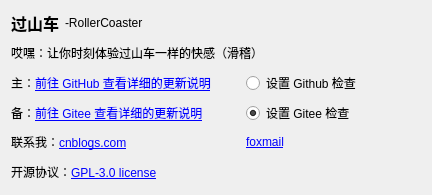
This is uis/rc_setting/what_new/what_new.ui in YQBaobao/RollerCoaster as Qt 5 draws it before an edit. The edited form follows.
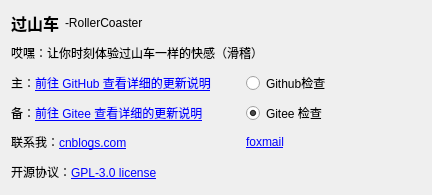
This is the edited form.

Commit message: FIX: 调整页面

Diff of the .ui file:
```diff
--- a/uis/rc_setting/what_new/what_new.ui
+++ b/uis/rc_setting/what_new/what_new.ui
@@ -79,14 +79,14 @@
    <item row="3" column="2">
     <widget class="QRadioButton" name="radioButton">
      <property name="text">
-      <string>设置 Github 检查</string>
+      <string>Github检查</string>
      </property>
     </widget>
    </item>
    <item row="4" column="2">
     <widget class="QRadioButton" name="radioButton_2">
      <property name="text">
-      <string>设置 Gitee 检查</string>
+      <string>Gitee 检查</string>
      </property>
      <property name="checked">
       <bool>true</bool>
```
The commit also changes 1 other file.
